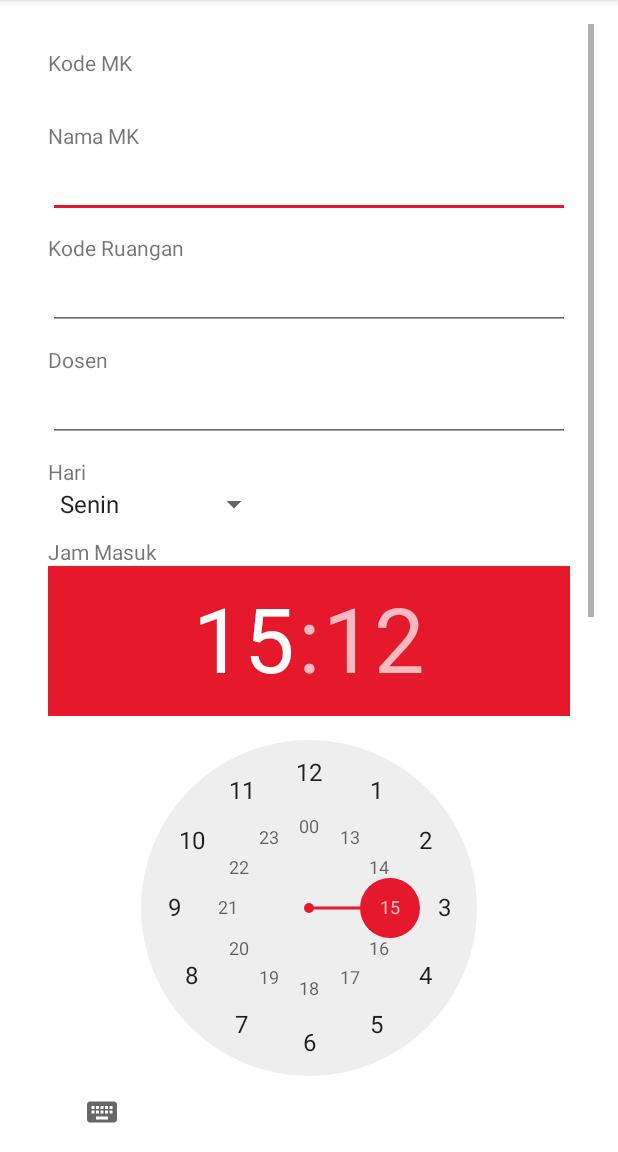
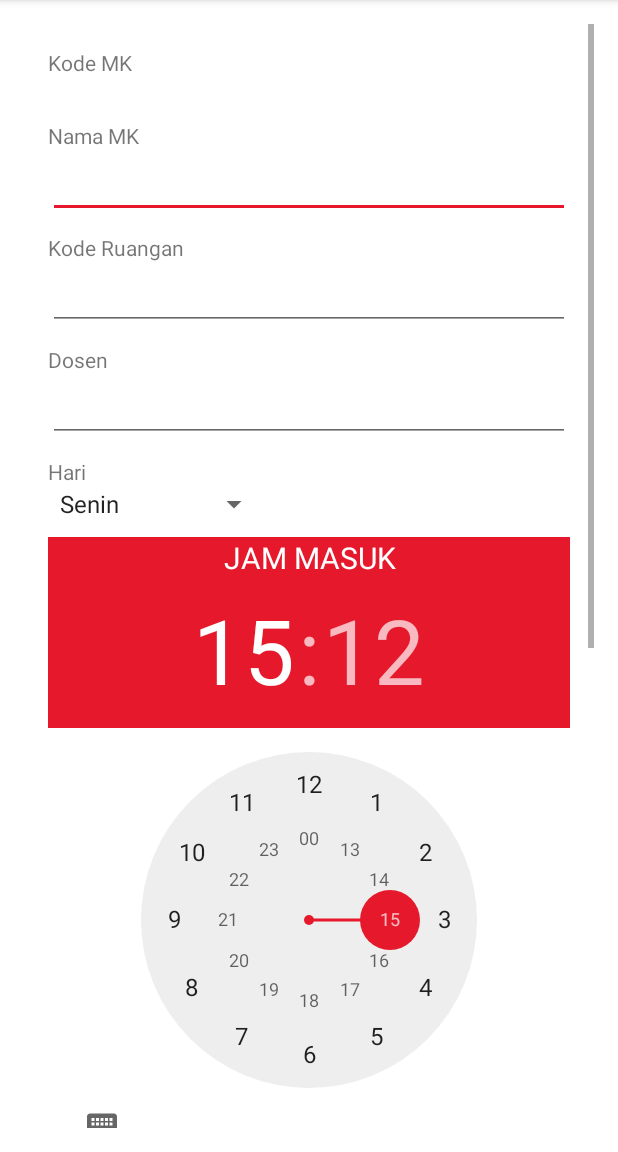
Before and after one commit to fahrirh/JadwalKu, an Android app: the UpdateBiodata screen opened directly, with no data from a screen before it, on a phone screen of 412 x 824 dp, the part 84-1236 px from its top. Run offline under Robolectric (Android 15) with nearby library versions, the light colour scheme and no system bars.

Commit message:
perbaikan ui

```diff
--- a/app/src/main/res/layout/activity_buat_biodata.xml
+++ b/app/src/main/res/layout/activity_buat_biodata.xml
@@ -141,10 +141,11 @@
             android:onClick="setTime"
             android:text="@string/time_save"
             android:textColor="#FFFFFF"
-            android:background="#E74C3C"
+            android:background="@color/alizarin"
             />
 
         <TextView
+            android:visibility="gone"
             android:id="@+id/textViewJamMasuk"
             android:layout_width="match_parent"
             android:layout_height="wrap_content"
@@ -186,9 +187,10 @@
             android:onClick="setTime"
             android:text="@string/time_save"
             android:textColor="#FFFFFF"
-            android:background="#E74C3C"/>
+            android:background="@color/alizarin"/>
 
         <TextView
+            android:visibility="gone"
             android:id="@+id/textViewJamKeluar"
             android:layout_width="match_parent"
             android:layout_height="wrap_content"
@@ -206,7 +208,7 @@
             android:layout_below="@+id/set_buttonJamKeluar"
             android:text="Simpan"
             android:textColor="#FFFFFF"
-            android:background="#E74C3C"/>
+            android:background="@color/alizarin"/>
 
         <!--<Button
             android:id="@+id/button2"
--- a/app/src/main/res/layout/activity_detail_catatan.xml
+++ b/app/src/main/res/layout/activity_detail_catatan.xml
@@ -45,6 +45,7 @@
         android:layout_below="@+id/textView02"/>
 
     <Button
+        android:visibility="gone"
         android:id="@+id/button2"
         android:layout_width="wrap_content"
         android:layout_height="wrap_content"
--- a/app/src/main/res/layout/activity_lihat_biodata.xml
+++ b/app/src/main/res/layout/activity_lihat_biodata.xml
@@ -123,6 +123,7 @@
 
 
     <Button
+        android:visibility="gone"
         android:id="@+id/button2"
         android:layout_width="wrap_content"
         android:layout_height="wrap_content"
--- a/app/src/main/res/layout/activity_update_biodata.xml
+++ b/app/src/main/res/layout/activity_update_biodata.xml
@@ -18,7 +18,8 @@
         android:layout_height="match_parent"
         android:orientation="vertical"
         android:padding="16dp"
-        android:weightSum="1">
+        android:weightSum="1"
+        android:layout_marginBottom="@dimen/activity_horizontal_margin">
 
         <TextView
             android:id="@+id/textView1"
@@ -114,12 +115,16 @@
 
         <TextView
             android:id="@+id/textView6"
-            android:layout_width="wrap_content"
+            android:layout_width="match_parent"
             android:layout_height="wrap_content"
             android:layout_alignLeft="@+id/hari_spinner"
             android:layout_below="@+id/hari_spinner"
             android:layout_marginTop="10dp"
-            android:text="Jam Masuk" />
+            android:textSize="20dp"
+            android:text="JAM MASUK"
+            android:textAlignment="center"
+            android:textColor="#FFFFFF"
+            android:background="@color/alizarin"/>
 
         <TimePicker
             android:id="@+id/timePicker1"
@@ -129,6 +134,7 @@
             android:layout_below="@+id/textView6"/>
 
         <Button
+            android:layout_gravity="center_horizontal"
             android:id="@+id/set_buttonJamMasuk"
             android:layout_width="wrap_content"
             android:layout_height="wrap_content"
@@ -136,24 +142,32 @@
             android:layout_below="@+id/timePicker1"
             android:onClick="setTime"
             android:text="@string/time_save"
-            android:layout_marginLeft="40dp"/>
+            android:paddingLeft="5dp"
+            android:paddingRight="5dp"
+            android:background="@color/alizarin"
+            android:textColor="@color/white"/>
 
         <TextView
+            android:visibility="gone"
+            android:layout_gravity="center_horizontal"
             android:id="@+id/textViewJamMasuk"
             android:layout_width="wrap_content"
             android:layout_height="wrap_content"
             android:layout_above="@+id/set_buttonJamMasuk"
-            android:text="@string/time_selected"
-            android:layout_marginLeft="80dp"/>
+            android:text="@string/time_selected"/>
 
         <TextView
             android:id="@+id/textView7"
-            android:layout_width="wrap_content"
+            android:layout_width="match_parent"
             android:layout_height="wrap_content"
             android:layout_alignLeft="@+id/textViewJamMasuk"
             android:layout_below="@+id/textViewJamMasuk"
             android:layout_marginTop="10dp"
-            android:text="Jam Keluar" />
+            android:textSize="20dp"
+            android:text="JAM KELUAR"
+            android:textAlignment="center"
+            android:textColor="#FFFFFF"
+            android:background="@color/alizarin"/>
 
         <TimePicker
             android:id="@+id/timePicker2"
@@ -170,28 +184,35 @@
             android:layout_below="@+id/timePicker2"
             android:onClick="setTime"
             android:text="@string/time_save"
-            android:layout_marginLeft="40dp"/>
+            android:paddingLeft="5dp"
+            android:paddingRight="5dp"
+            android:background="@color/alizarin"
+            android:textColor="@color/white"
+            android:layout_gravity="center_horizontal"/>
 
         <TextView
+            android:visibility="gone"
             android:id="@+id/textViewJamKeluar"
             android:layout_width="wrap_content"
             android:layout_height="wrap_content"
             android:layout_above="@+id/set_buttonJamKeluar"
             android:text="@string/time_selected"
-            android:layout_marginLeft="80dp"/>
+            android:layout_gravity="center_horizontal"/>
 
 
     <Button
         android:id="@+id/button1"
-        android:layout_width="wrap_content"
+        android:layout_width="match_parent"
         android:layout_height="wrap_content"
         android:layout_alignLeft="@+id/hari_spinner"
         android:layout_alignParentBottom="true"
         style="?android:attr/borderlessButtonStyle"
-
+        android:background="@color/alizarin"
+        android:textColor="@color/white"
         android:text="Update" />
 
     <Button
+        android:visibility="gone"
         android:id="@+id/button2"
         android:layout_width="wrap_content"
         android:layout_height="wrap_content"
--- a/app/src/main/res/values/colors.xml
+++ b/app/src/main/res/values/colors.xml
@@ -1,6 +1,7 @@
 <?xml version="1.0" encoding="utf-8"?>
 <resources>
-    <color name="colorPrimary">#E74C3C</color>
+    <color name="colorPrimary1">#E74C3C</color>
+    <color name="colorPrimary">#e6192c</color>
     <color name="colorPrimaryDark">#F4D03F</color>
     <color name="colorAccent">#E74C3C</color>
     <color name="grey">#7f8c8d</color>
```
